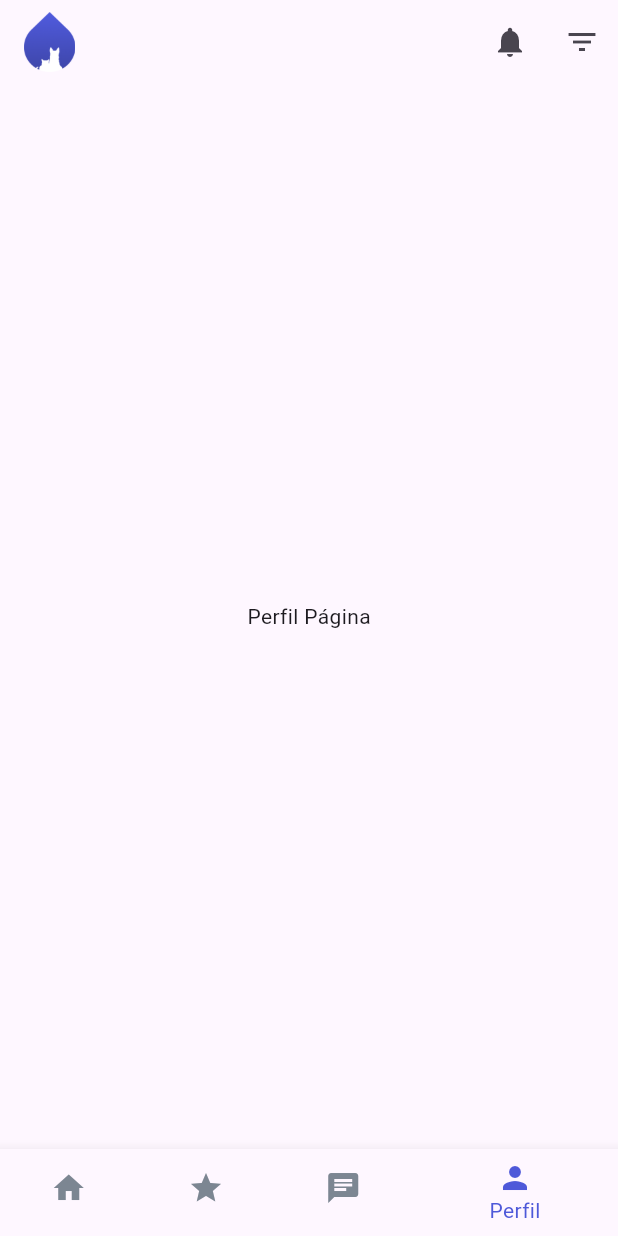
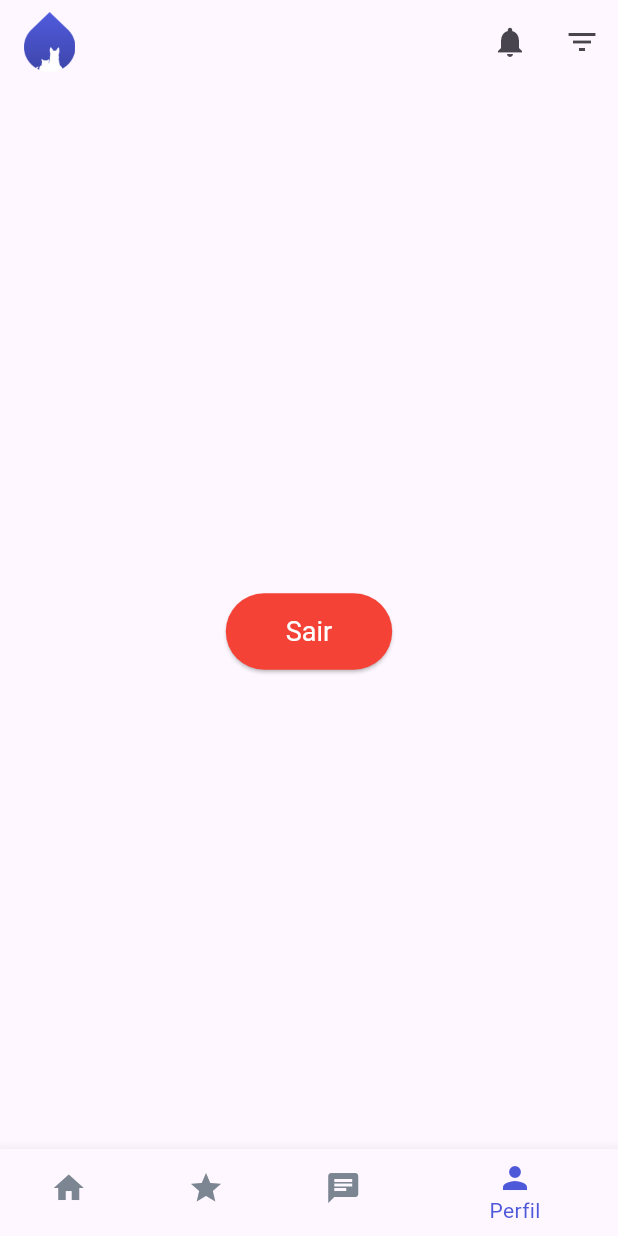
Before and after one commit to ajjss32/deu_pet, a Flutter app: the HomeScreen screen opened directly, item 4 of the bottom bar chosen, on a phone screen of 412 x 824 dp. Run offline on Flutter 3.47's test engine with Material 3 defaults, Android fonts, the phone set to English and light mode, and no system bars; our stand-ins replace flutter_card_swiper, image_picker.

Commit message:
adiciona botão de sair

```diff
--- a/lib/main.dart
+++ b/lib/main.dart
@@ -161,7 +161,7 @@ class _HomeScreenState extends State<HomeScreen> {
         case 2:
           return Center(child: Text('Chat Página'));
         case 3:
-          return Center(child: Text('Perfil Página'));
+          return _buildProfilePage();
         default:
           return Center(child: Text('Página desconhecida'));
       }
@@ -175,7 +175,7 @@ class _HomeScreenState extends State<HomeScreen> {
         case 2:
           return Center(child: Text('Chat Página'));
         case 3:
-          return Center(child: Text('Perfil Página'));
+          return _buildProfilePage();
         default:
           return Center(child: Text('Página desconhecida'));
       }
@@ -188,6 +188,32 @@ class _HomeScreenState extends State<HomeScreen> {
     setState(() {
       _selectedIndex = 1; // Define o índice da aba Favoritos
     });
+  }
+
+  Widget _buildProfilePage() {
+    return Center(
+      child: Column(
+        mainAxisAlignment: MainAxisAlignment.center,
+        children: [
+          SizedBox(height: 20),
+          ElevatedButton(
+            onPressed: () {
+              Navigator.pushReplacement(
+                context,
+                MaterialPageRoute(builder: (context) => UserTypePage()),
+              );
+            },
+            child: Text('Sair'),
+            style: ElevatedButton.styleFrom(
+              backgroundColor: Colors.red,
+              foregroundColor: Colors.white,
+              padding: EdgeInsets.symmetric(horizontal: 40, vertical: 15),
+              textStyle: TextStyle(fontSize: 18),
+            ),
+          ),
+        ],
+      ),
+    );
   }
 
   @override
```
